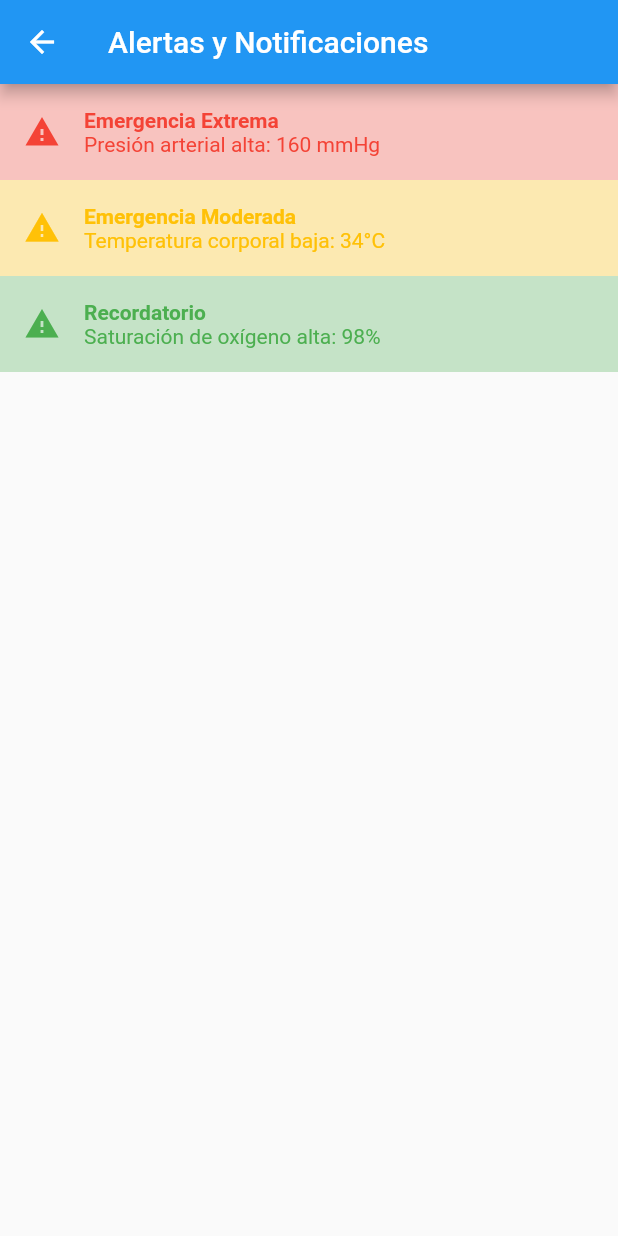
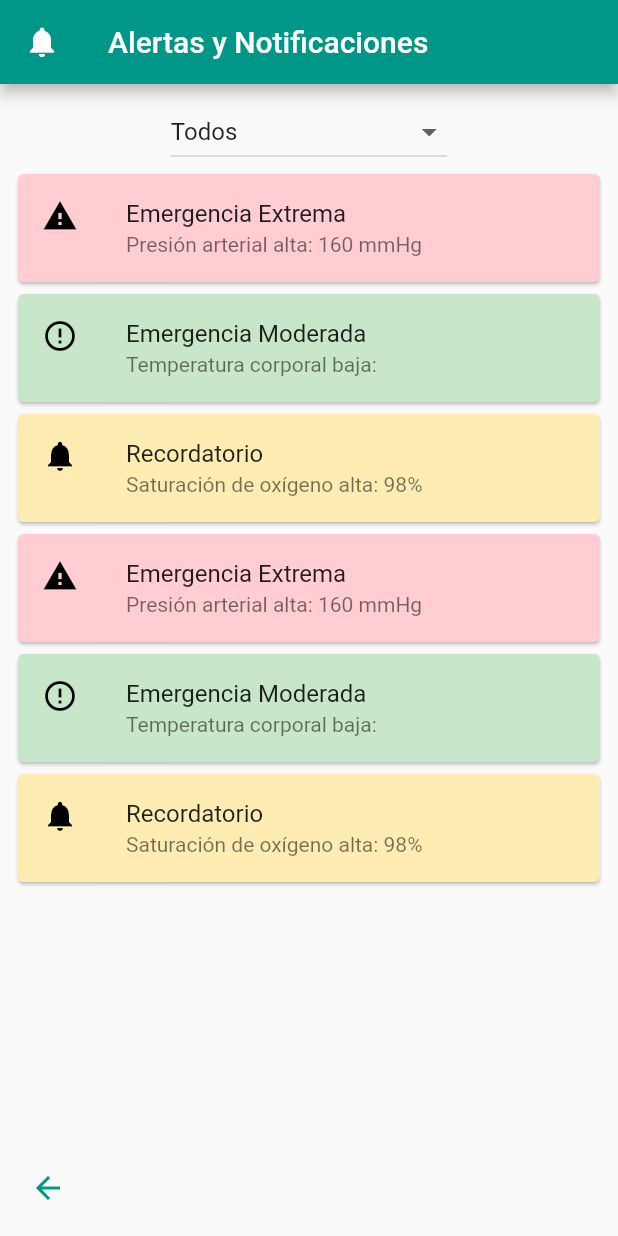
Before and after one commit to ggpachec/PulseraWifiMovil, a Flutter app: the AlertsScreen screen opened directly, on a phone screen of 412 x 824 dp. Run offline on Flutter 3.47's test engine with Material 2 defaults, Android fonts, the phone set to English and light mode, and no system bars; our stand-ins replace flutter_blue_plus, flutter_bluetooth_serial, google_maps_flutter, permission_handler.

Commit message:
pantalla alertas mejora y tracking

```diff
--- a/sensor_app/lib/alertas.dart
+++ b/sensor_app/lib/alertas.dart
@@ -1,53 +1,117 @@
 import 'package:flutter/material.dart';
 
-class AlertsScreen extends StatelessWidget {
+class AlertsScreen extends StatefulWidget {
+  @override
+  _AlertsScreenState createState() => _AlertsScreenState();
+}
+
+class _AlertsScreenState extends State<AlertsScreen> {
+  String _selectedFilter = 'Todos';
+  final List<Map<String, String>> _alerts = [
+    {
+      'type': 'Emergencia Extrema',
+      'description': 'Presión arterial alta: 160 mmHg',
+      'color': '0xffFFCDD2'
+    },
+    {
+      'type': 'Emergencia Moderada',
+      'description': 'Temperatura corporal baja:',
+      'color': '0xffC8E6C9'
+    },
+    {
+      'type': 'Recordatorio',
+      'description': 'Saturación de oxígeno alta: 98%',
+      'color': '0xffFFECB3'
+    },
+    {
+      'type': 'Emergencia Extrema',
+      'description': 'Presión arterial alta: 160 mmHg',
+      'color': '0xffFFCDD2'
+    },
+    {
+      'type': 'Emergencia Moderada',
+      'description': 'Temperatura corporal baja:',
+      'color': '0xffC8E6C9'
+    },
+    {
+      'type': 'Recordatorio',
+      'description': 'Saturación de oxígeno alta: 98%',
+      'color': '0xffFFECB3'
+    },
+  ];
+
+  List<Map<String, String>> get _filteredAlerts {
+    if (_selectedFilter == 'Todos') {
+      return _alerts;
+    }
+    return _alerts.where((alert) => alert['type'] == _selectedFilter).toList();
+  }
+
   @override
   Widget build(BuildContext context) {
     return Scaffold(
       appBar: AppBar(
+        leading: Icon(Icons.notifications),
         title: Text('Alertas y Notificaciones'),
+        backgroundColor: Colors.teal,
       ),
-      body: ListView(
-        children: <Widget>[
-          _buildAlert('Emergencia Extrema', 'Presión arterial alta: 160 mmHg'),
-          _buildAlert('Emergencia Moderada', 'Temperatura corporal baja: 34°C'),
-          _buildAlert('Recordatorio', 'Saturación de oxígeno alta: 98%'),
-        ],
-      ),
-    );
-  }
-
-  Widget _buildAlert(String tipo, String mensaje) {
-    Color color;
-    if (tipo == 'Emergencia Extrema') {
-      color = Colors.red;
-    } else if (tipo == 'Emergencia Moderada') {
-      color = Colors.amber;
-    } else {
-      color = Colors.green;
-    }
-
-    return Container(
-      padding: EdgeInsets.all(16.0),
-      color: color.withOpacity(0.3),
-      child: Row(
-        children: <Widget>[
-          Icon(Icons.warning, color: color),
-          SizedBox(width: 16.0),
-          Column(
-            crossAxisAlignment: CrossAxisAlignment.start,
-            children: <Widget>[
-              Text(
-                tipo,
-                style: TextStyle(color: color, fontWeight: FontWeight.bold),
+      body: Padding(
+        padding: const EdgeInsets.all(8.0),
+        child: Column(
+          children: [
+            DropdownButton<String>(
+              value: _selectedFilter,
+              onChanged: (String? newValue) {
+                setState(() {
+                  _selectedFilter = newValue!;
+                });
+              },
+              items: <String>[
+                'Todos',
+                'Emergencia Extrema',
+                'Emergencia Moderada',
+                'Recordatorio'
+              ].map<DropdownMenuItem<String>>((String value) {
+                return DropdownMenuItem<String>(
+                  value: value,
+                  child: Text(value),
+                );
+              }).toList(),
+            ),
+            Expanded(
+              child: ListView.builder(
+                itemCount: _filteredAlerts.length,
+                itemBuilder: (context, index) {
+                  final alert = _filteredAlerts[index];
+                  return Card(
+                    color: Color(int.parse(alert['color']!)),
+                    child: ListTile(
+                      leading: Icon(
+                        alert['type'] == 'Emergencia Extrema'
+                            ? Icons.warning
+                            : alert['type'] == 'Emergencia Moderada'
+                                ? Icons.error_outline
+                                : Icons.notifications,
+                        color: Colors.black,
+                      ),
+                      title: Text(alert['type']!),
+                      subtitle: Text(alert['description']!),
+                    ),
+                  );
+                },
               ),
-              Text(
-                mensaje,
-                style: TextStyle(color: color),
+            ),
+            Align(
+              alignment: Alignment.bottomLeft,
+              child: IconButton(
+                icon: Icon(Icons.arrow_back, color: Colors.teal),
+                onPressed: () {
+                  Navigator.pop(context);
+                },
               ),
-            ],
-          ),
-        ],
+            ),
+          ],
+        ),
       ),
     );
   }
```
Also changed, not shown: sensor_app/lib/tracking_screen.dart (+88 -39 lines).
